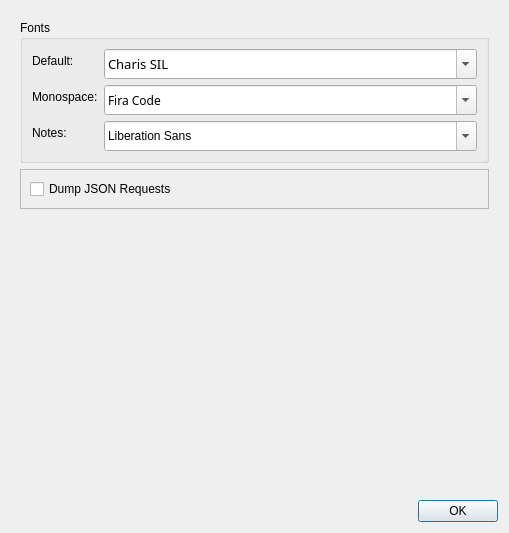
Old version of the form ui/SettingsDialog.ui in the repository Sirraide/smyth.
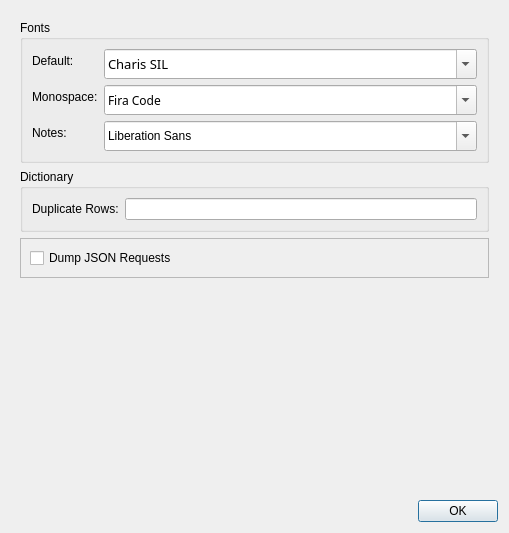
New version of the form.

Commit message: [Dictionary] Allow moving sections

The edit to the form file:
```diff
--- a/ui/SettingsDialog.ui
+++ b/ui/SettingsDialog.ui
@@ -113,6 +113,28 @@
         </layout>
        </widget>
       </item>
+      <item>
+       <widget class="QGroupBox" name="groupBox">
+        <property name="title">
+         <string>Dictionary</string>
+        </property>
+        <layout class="QFormLayout" name="formLayout">
+         <item row="0" column="0">
+          <widget class="QLabel" name="label_4">
+           <property name="toolTip">
+            <string>Comma-separated list of rows (starting at 1) to duplicate when the ‘Duplicate’ option is used. Leave empty to duplicate all rows.</string>
+           </property>
+           <property name="text">
+            <string>Duplicate Rows:</string>
+           </property>
+          </widget>
+         </item>
+         <item row="0" column="1">
+          <widget class="QLineEdit" name="text_duplicate_rows"/>
+         </item>
+        </layout>
+       </widget>
+      </item>
       <item>
        <widget class="QFrame" name="settings_debug">
         <property name="frameShape">
```
The commit also changes 4 other files.
